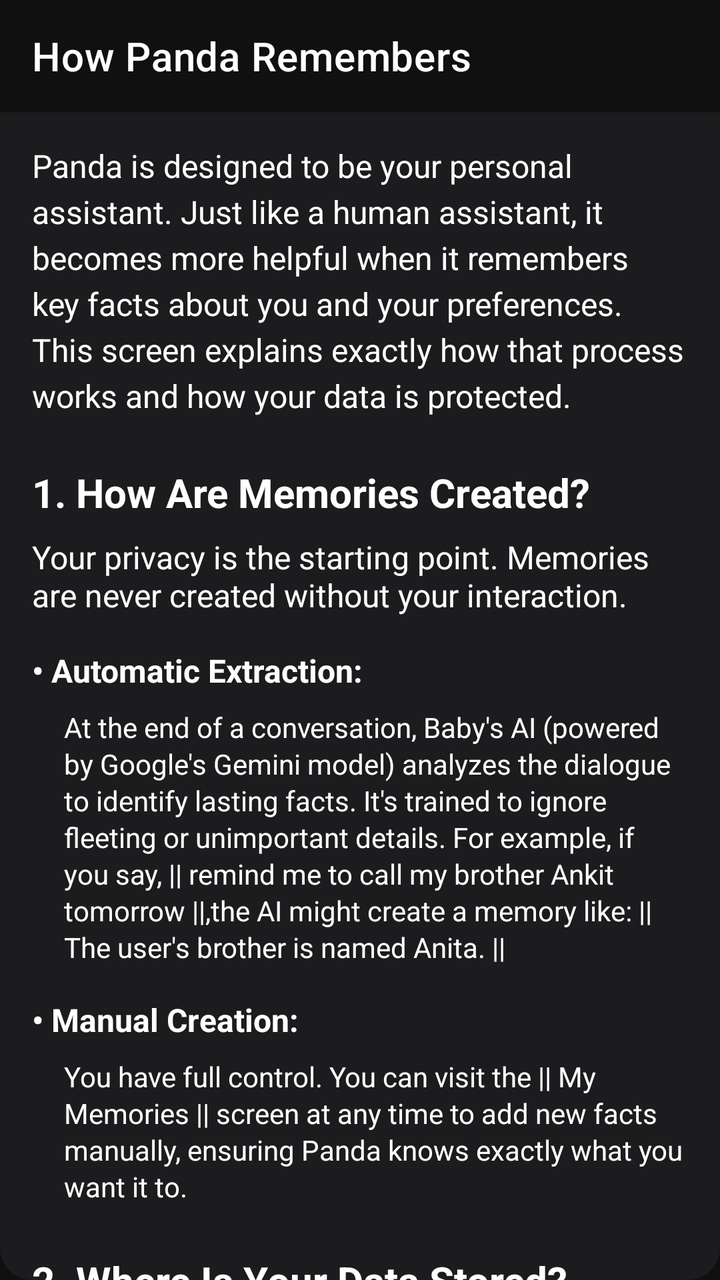
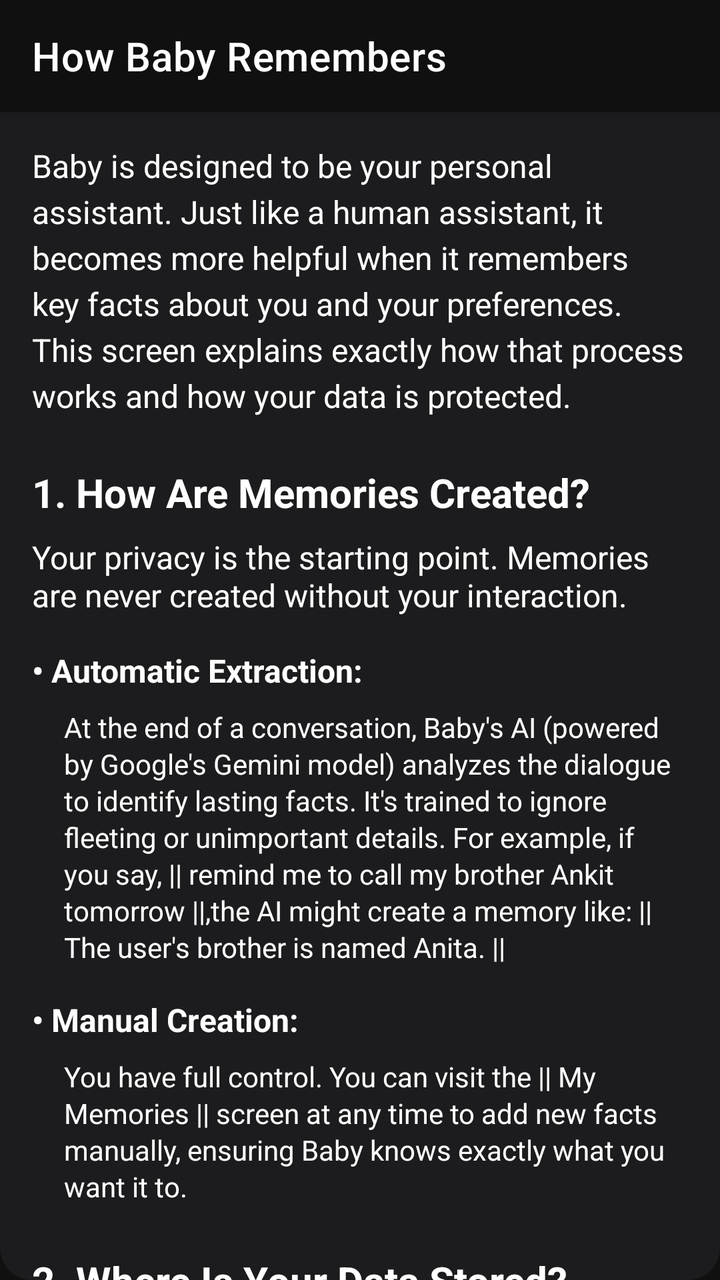

The first picture is an Android layout as it rendered before a commit; the second is the same layout after the commit. The layout source and the unified diff follow.
<!-- AndroidManifest.xml: activity theme Theme.Blurr -->
<!-- res/layout/activity_privacy.xml -->
<?xml version="1.0" encoding="utf-8"?>
<androidx.coordinatorlayout.widget.CoordinatorLayout xmlns:android="http://schemas.android.com/apk/res/android"
    xmlns:app="http://schemas.android.com/apk/res-auto"
    android:layout_width="match_parent"
    android:layout_height="match_parent"
    android:background="@drawable/bg_solid"
    android:fitsSystemWindows="true">

    <com.google.android.material.appbar.AppBarLayout
        android:layout_width="match_parent"
        android:layout_height="wrap_content"
        android:background="@color/primary">

        <androidx.appcompat.widget.Toolbar
            android:id="@+id/toolbar"
            android:layout_width="match_parent"
            android:layout_height="?attr/actionBarSize"
            android:theme="@style/ThemeOverlay.AppCompat.Dark.ActionBar"
            app:title="How Panda Remembers"
            app:titleTextColor="@android:color/white" />

    </com.google.android.material.appbar.AppBarLayout>

    <androidx.core.widget.NestedScrollView
        android:layout_width="match_parent"
        android:layout_height="match_parent"
        android:fillViewport="true"
        app:layout_behavior="@string/appbar_scrolling_view_behavior">

        <LinearLayout
            android:layout_width="match_parent"
            android:layout_height="wrap_content"
            android:orientation="vertical"
            android:padding="16dp">

            
            <TextView
                android:layout_width="match_parent"
                android:layout_height="wrap_content"
                android:layout_marginBottom="24dp"
                android:text="Panda is designed to be your personal assistant. Just like a human assistant, it becomes more helpful when it remembers key facts about you and your preferences. This screen explains exactly how that process works and how your data is protected."
                android:textColor="@android:color/white"
                android:textSize="16sp"
                android:lineSpacingExtra="4dp" />

            
            <TextView
                android:layout_width="match_parent"
                android:layout_height="wrap_content"
                android:layout_marginBottom="8dp"
                android:text="1. How Are Memories Created?"
                android:textColor="@android:color/white"
                android:textSize="20sp"
                android:textStyle="bold" />

            <TextView
                android:layout_width="match_parent"
                android:layout_height="wrap_content"
                android:layout_marginBottom="16dp"
                android:text="Your privacy is the starting point. Memories are never created without your interaction."
                android:textColor="@android:color/white"
                android:textSize="16sp" />

            
            <TextView
                android:layout_width="match_parent"
                android:layout_height="wrap_content"
                android:layout_marginBottom="8dp"
                android:text="• Automatic Extraction:"
                android:textColor="@android:color/white"
                android:textSize="16sp"
                android:textStyle="bold" />

            <TextView
                android:layout_width="match_parent"
                android:layout_height="wrap_content"
                android:layout_marginBottom="16dp"
                android:layout_marginStart="16dp"
                android:text="@string/at_the_end_of_a_conversation_panda_s_ai_powered_by_google_s_gemini_model_analyzes_the_dialogue_to_identify_lasting_facts_it_s_trained_to_ignore_fleeting_or_unimportant_details_for_example_if_you_say_remind_me_to_call_my_brother_ankit_tomorrow_the_ai_might_create_a_memory_like_the_user_s_brother_is_named_ankit"
                android:textColor="@android:color/white"
                android:textSize="14sp"
                android:lineSpacingExtra="2dp" />

            
            <TextView
                android:layout_width="match_parent"
                android:layout_height="wrap_content"
                android:layout_marginBottom="8dp"
                android:text="• Manual Creation:"
                android:textColor="@android:color/white"
                android:textSize="16sp"
                android:textStyle="bold" />

            <TextView
                android:layout_width="match_parent"
                android:layout_height="wrap_content"
                android:layout_marginBottom="24dp"
                android:layout_marginStart="16dp"
                android:text="You have full control. You can visit the || My Memories || screen at any time to add new facts manually, ensuring Panda knows exactly what you want it to."
                android:textColor="@android:color/white"
                android:textSize="14sp"
                android:lineSpacingExtra="2dp" />

            
            <TextView
                android:layout_width="match_parent"
                android:layout_height="wrap_content"
                android:layout_marginBottom="8dp"
                android:text="2. Where Is Your Data Stored?"
                android:textColor="@android:color/white"
                android:textSize="20sp"
                android:textStyle="bold" />

            <TextView
                android:layout_width="match_parent"
                android:layout_height="wrap_content"
                android:layout_marginBottom="16dp"
                android:text="We use a hybrid approach that prioritizes on-device security."
                android:textColor="@android:color/white"
                android:textSize="16sp" />

            
            <TextView
                android:layout_width="match_parent"
                android:layout_height="wrap_content"
                android:layout_marginBottom="8dp"
                android:text="• Securely On Your Phone:"
                android:textColor="@android:color/white"
                android:textSize="16sp"
                android:textStyle="bold" />

            <TextView
                android:layout_width="match_parent"
                android:layout_height="wrap_content"
                android:layout_marginBottom="16dp"
                android:layout_marginStart="16dp"
                android:text="@string/once_a_memory_is_created_e_g_the_user_lives_in_ghaziabad_it_is_stored_in_a_secure_private_database_directly_on_your_phone_this_database_is_part_of_the_panda_app_s_internal_storage_and_is_not_accessible_by_other_apps"
                android:textColor="@android:color/white"
                android:textSize="14sp"
                android:lineSpacingExtra="2dp" />

            
            <TextView
                android:layout_width="match_parent"
                android:layout_height="wrap_content"
                android:layout_marginBottom="8dp"
                android:text="• Privacy-Preserving Search:"
                android:textColor="@android:color/white"
                android:textSize="16sp"
                android:textStyle="bold" />

            <TextView
                android:layout_width="match_parent"
                android:layout_height="wrap_content"
                android:layout_marginBottom="24dp"
                android:layout_marginStart="16dp"
                android:text="To find relevant information without constantly re-reading your memories, each memory is converted into a numerical representation called an embedding. This allows Panda to find the most relevant facts for a new request by comparing numbers, not by reading the raw text of every memory you have stored."
                android:textColor="@android:color/white"
                android:textSize="14sp"
                android:lineSpacingExtra="2dp" />

            
            <TextView
                android:layout_width="match_parent"
                android:layout_height="wrap_content"
                android:layout_marginBottom="8dp"
                android:text="3. Who Has Access to Your Data?"
                android:textColor="@android:color/white"
                android:textSize="20sp"
                android:textStyle="bold" />

            <TextView
                android:layout_width="match_parent"
                android:layout_height="wrap_content"
                android:layout_marginBottom="16dp"
                android:text="Your trust is our priority. Access to your data is strictly limited."
                android:textColor="@android:color/white"
                android:textSize="16sp" />

            
            <TextView
                android:layout_width="match_parent"
                android:layout_height="wrap_content"
                android:layout_marginBottom="8dp"
                android:text="• Only You:"
                android:textColor="@android:color/white"
                android:textSize="16sp"
                android:textStyle="bold" />

            <TextView
                android:layout_width="match_parent"
                android:layout_height="wrap_content"
                android:layout_marginBottom="16dp"
                android:layout_marginStart="16dp"
                android:text="You have complete control. You can view, add, and permanently delete any or all of your memories at any time from the My Memories screen in the app."
                android:textColor="@android:color/white"
                android:textSize="14sp"
                android:lineSpacingExtra="2dp" />

            
            <TextView
                android:layout_width="match_parent"
                android:layout_height="wrap_content"
                android:layout_marginBottom="8dp"
                android:text="• Only Panda (On Your Device):"
                android:textColor="@android:color/white"
                android:textSize="16sp"
                android:textStyle="bold" />

            <TextView
                android:layout_width="match_parent"
                android:layout_height="wrap_content"
                android:layout_marginBottom="16dp"
                android:layout_marginStart="16dp"
                android:text="The Panda agent running on your phone accesses this local database to personalize your conversations and carry out tasks more effectively. This access is confined to your device."
                android:textColor="@android:color/white"
                android:textSize="14sp"
                android:lineSpacingExtra="2dp" />

            
            <TextView
                android:layout_width="match_parent"
                android:layout_height="wrap_content"
                android:layout_marginBottom="8dp"
                android:text="• Cloud Processing (For Intelligence):"
                android:textColor="@android:color/white"
                android:textSize="16sp"
                android:textStyle="bold" />

            <TextView
                android:layout_width="match_parent"
                android:layout_height="wrap_content"
                android:layout_marginBottom="8dp"
                android:layout_marginStart="16dp"
                android:text="To provide intelligent features, some data is processed by Google's AI models:"
                android:textColor="@android:color/white"
                android:textSize="14sp" />

            <TextView
                android:layout_width="match_parent"
                android:layout_height="wrap_content"
                android:layout_marginBottom="4dp"
                android:layout_marginStart="32dp"
                android:text="1. Conversation Analysis: The text of your conversation is sent to Google's Gemini API to extract key facts for new memories."
                android:textColor="@android:color/white"
                android:textSize="14sp" />

            <TextView
                android:layout_width="match_parent"
                android:layout_height="wrap_content"
                android:layout_marginBottom="16dp"
                android:layout_marginStart="32dp"
                android:text="2. Embedding Creation: The text of a new memory (or a search query) is sent to Google's Gemini Embedding API to create its numerical representation."
                android:textColor="@android:color/white"
                android:textSize="14sp" />

            <TextView
                android:layout_width="match_parent"
                android:layout_height="wrap_content"
                android:layout_marginBottom="24dp"
                android:layout_marginStart="16dp"
                android:text="This processing is governed by Google's standard privacy policies. The raw data is used to generate a response and is not permanently stored or linked to your personal identity by us."
                android:textColor="@android:color/white"
                android:textSize="14sp"
                android:lineSpacingExtra="2dp" />

            
            <TextView
                android:layout_width="match_parent"
                android:layout_height="wrap_content"
                android:layout_marginBottom="8dp"
                android:text="• Never Third-Party Advertisers:"
                android:textColor="@android:color/white"
                android:textSize="16sp"
                android:textStyle="bold" />

            <TextView
                android:layout_width="match_parent"
                android:layout_height="wrap_content"
                android:layout_marginBottom="24dp"
                android:layout_marginStart="16dp"
                android:text="We will never share or sell your memory data to third-party advertisers or data brokers."
                android:textColor="@android:color/white"
                android:textSize="14sp"
                android:lineSpacingExtra="2dp" />

            
            <TextView
                android:layout_width="match_parent"
                android:layout_height="wrap_content"
                android:layout_marginBottom="16dp"
                android:text="Your Memories, Your Control: A Summary"
                android:textColor="@android:color/white"
                android:textSize="20sp"
                android:textStyle="bold" />

            <TextView
                android:layout_width="match_parent"
                android:layout_height="wrap_content"
                android:layout_marginBottom="4dp"
                android:text="✅ On-Device Storage: Your memories are stored locally and securely on your phone."
                android:textColor="@android:color/white"
                android:textSize="14sp" />

            <TextView
                android:layout_width="match_parent"
                android:layout_height="wrap_content"
                android:layout_marginBottom="4dp"
                android:text="✅ Full Control: You can view, add, and delete your memories whenever you want."
                android:textColor="@android:color/white"
                android:textSize="14sp" />

            <TextView
                android:layout_width="match_parent"
                android:layout_height="wrap_content"
                android:layout_marginBottom="4dp"
                android:text="✅ Secure Processing: Conversations are sent to Google's AI for analysis but the resulting memories are stored only on your device."
                android:textColor="@android:color/white"
                android:textSize="14sp" />

            <TextView
                android:layout_width="match_parent"
                android:layout_height="wrap_content"
                android:layout_marginBottom="32dp"
                android:text="✅ No Sharing: Your personal memory data is not shared with advertisers."
                android:textColor="@android:color/white"
                android:textSize="14sp" />

        </LinearLayout>

    </androidx.core.widget.NestedScrollView>

</androidx.coordinatorlayout.widget.CoordinatorLayout>
<!-- resources referenced by this layout -->
<resources>
  <color name="primary">#101010</color>
  <!-- drawable bg_solid (drawable) -->
  <?xml version="1.0" encoding="utf-8"?>
  <shape xmlns:android="http://schemas.android.com/apk/res/android">
  <solid android:color="@color/panel_background"/>
  <corners android:radius="16dp"/>
  </shape>
  <string name="at_the_end_of_a_conversation_panda_s_ai_powered_by_google_s_gemini_model_analyzes_the_dialogue_to_identify_lasting_facts_it_s_trained_to_ignore_fleeting_or_unimportant_details_for_example_if_you_say_remind_me_to_call_my_brother_ankit_tomorrow_the_ai_might_create_a_memory_like_the_user_s_brother_is_named_ankit">At the end of a conversation, Baby\'s AI (powered by Google\'s Gemini model) analyzes the dialogue to identify lasting facts. It\'s trained to ignore fleeting or unimportant details. For example, if you say, || remind me to call my brother Ankit tomorrow ||,the AI might create a memory like: || The user\'s brother is named Anita. ||</string>
  <string name="once_a_memory_is_created_e_g_the_user_lives_in_ghaziabad_it_is_stored_in_a_secure_private_database_directly_on_your_phone_this_database_is_part_of_the_panda_app_s_internal_storage_and_is_not_accessible_by_other_apps">Once a memory is created (e.g., The user lives in Ghaziabad.), it is stored in a secure, private database directly on your phone. This database is part of the Baby app\'s internal storage and is not accessible by other apps.</string>
  <style name="Theme.Blurr" parent="Theme.MaterialComponents.Light.NoActionBar">
          
          <item name="colorPrimary">@color/primary</item>
          <item name="colorPrimaryVariant">@color/primary</item>
          <item name="colorOnPrimary">@color/white</item>
  
          <item name="colorSecondary">@color/teal_200</item>
          <item name="colorSecondaryVariant">@color/teal_700</item>
          <item name="colorOnSecondary">@color/black</item>
  
          <item name="colorSurface">@color/surface</item>
          <item name="colorOnSurface">@color/text_primary</item>
  
          <item name="android:statusBarColor" tools:targetApi="l">?attr/colorPrimaryVariant</item>
          <item name="android:windowBackground">@color/background</item>
          <item name="android:colorBackground">@color/background</item>
          
          
          <item name="android:windowLightStatusBar" tools:targetApi="m">false</item>
          <item name="android:windowLightNavigationBar" tools:targetApi="o">false</item>
      </style>
  <color name="panel_background">#FF1C1C1E</color>
  <color name="white">#FFFFFFFF</color>
  <color name="teal_200">#FF03DAC5</color>
  <color name="teal_700">#FF018786</color>
  <color name="black">#FF000000</color>
  <color name="surface">#FFFFFF</color>
  <color name="text_primary">#000000</color>
  <color name="background">#101010</color>
</resources>

<!-- the commit's change to res/layout/activity_privacy.xml (unified diff, before → after) -->
@@ -16,7 +16,7 @@
             android:layout_width="match_parent"
             android:layout_height="?attr/actionBarSize"
             android:theme="@style/ThemeOverlay.AppCompat.Dark.ActionBar"
-            app:title="How Panda Remembers"
+            app:title="How Baby Remembers"
             app:titleTextColor="@android:color/white" />
 
     </com.google.android.material.appbar.AppBarLayout>
@@ -38,7 +38,7 @@
                 android:layout_width="match_parent"
                 android:layout_height="wrap_content"
                 android:layout_marginBottom="24dp"
-                android:text="Panda is designed to be your personal assistant. Just like a human assistant, it becomes more helpful when it remembers key facts about you and your preferences. This screen explains exactly how that process works and how your data is protected."
+                android:text="Baby is designed to be your personal assistant. Just like a human assistant, it becomes more helpful when it remembers key facts about you and your preferences. This screen explains exactly how that process works and how your data is protected."
                 android:textColor="@android:color/white"
                 android:textSize="16sp"
                 android:lineSpacingExtra="4dp" />
@@ -96,7 +96,7 @@
                 android:layout_height="wrap_content"
                 android:layout_marginBottom="24dp"
                 android:layout_marginStart="16dp"
-                android:text="You have full control. You can visit the || My Memories || screen at any time to add new facts manually, ensuring Panda knows exactly what you want it to."
+                android:text="You have full control. You can visit the || My Memories || screen at any time to add new facts manually, ensuring Baby knows exactly what you want it to."
                 android:textColor="@android:color/white"
                 android:textSize="14sp"
                 android:lineSpacingExtra="2dp" />
@@ -154,7 +154,7 @@
                 android:layout_height="wrap_content"
                 android:layout_marginBottom="24dp"
                 android:layout_marginStart="16dp"
-                android:text="To find relevant information without constantly re-reading your memories, each memory is converted into a numerical representation called an embedding. This allows Panda to find the most relevant facts for a new request by comparing numbers, not by reading the raw text of every memory you have stored."
+                android:text="To find relevant information without constantly re-reading your memories, each memory is converted into a numerical representation called an embedding. This allows Baby to find the most relevant facts for a new request by comparing numbers, not by reading the raw text of every memory you have stored."
                 android:textColor="@android:color/white"
                 android:textSize="14sp"
                 android:lineSpacingExtra="2dp" />
@@ -202,17 +202,17 @@
                 android:layout_width="match_parent"
                 android:layout_height="wrap_content"
                 android:layout_marginBottom="8dp"
-                android:text="• Only Panda (On Your Device):"
-                android:textColor="@android:color/white"
-                android:textSize="16sp"
-                android:textStyle="bold" />
-
-            <TextView
-                android:layout_width="match_parent"
-                android:layout_height="wrap_content"
-                android:layout_marginBottom="16dp"
-                android:layout_marginStart="16dp"
-                android:text="The Panda agent running on your phone accesses this local database to personalize your conversations and carry out tasks more effectively. This access is confined to your device."
+                android:text="• Only Baby (On Your Device):"
+                android:textColor="@android:color/white"
+                android:textSize="16sp"
+                android:textStyle="bold" />
+
+            <TextView
+                android:layout_width="match_parent"
+                android:layout_height="wrap_content"
+                android:layout_marginBottom="16dp"
+                android:layout_marginStart="16dp"
+                android:text="The Baby agent running on your phone accesses this local database to personalize your conversations and carry out tasks more effectively. This access is confined to your device."
                 android:textColor="@android:color/white"
                 android:textSize="14sp"
                 android:lineSpacingExtra="2dp" />
<!-- resource entries referenced after the edit -->
@@ -29,6 +29,7 @@
           
           <item name="android:windowLightStatusBar" tools:targetApi="m">false</item>
           <item name="android:windowLightNavigationBar" tools:targetApi="o">false</item>
+          <item name="alertDialogTheme">@style/Theme.Blurr.AlertDialog</item>
       </style>
   <color name="panel_background">#FF1C1C1E</color>
   <color name="white">#FFFFFFFF</color>
@@ -38,5 +39,12 @@
   <color name="surface">#FFFFFF</color>
   <color name="text_primary">#000000</color>
   <color name="background">#101010</color>
+  <style name="Theme.Blurr.AlertDialog" parent="Theme.AppCompat.Dialog.Alert">
+          <item name="android:background">@color/panel_background</item>
+          <item name="android:textColorPrimary">@color/white</item>
+          <item name="android:textColorSecondary">#BDBDBD</item>
+          <item name="colorAccent">@color/orange</item>
+      </style>
+  <color name="orange">#FFBC87</color>
 </resources>
 
